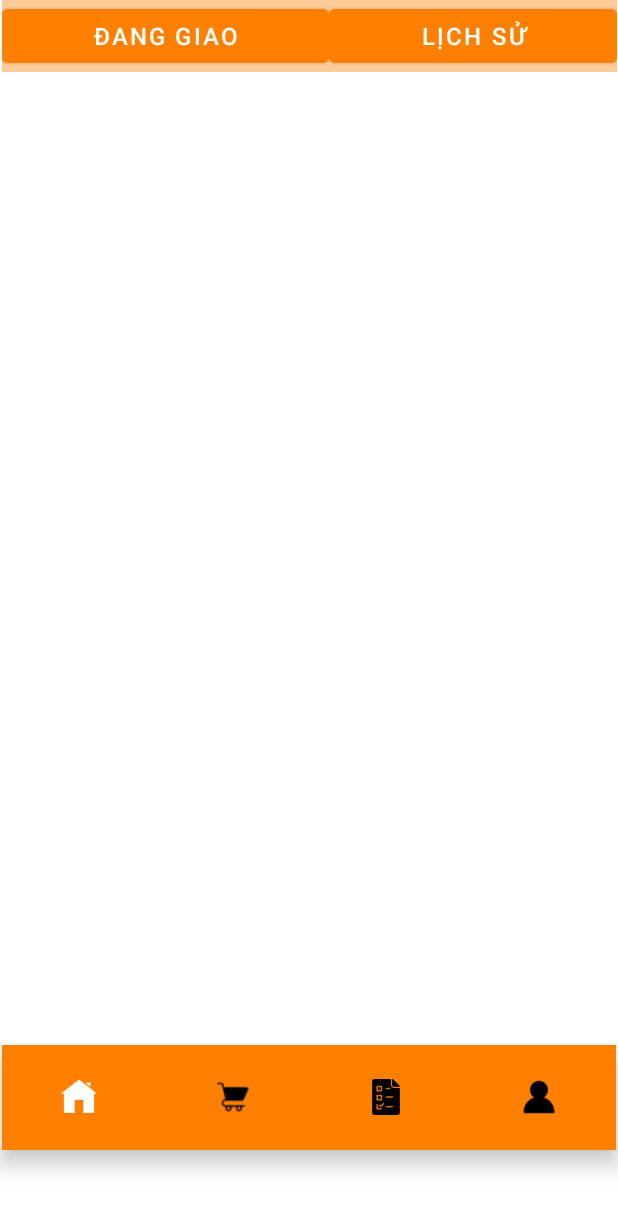
After one commit to nokiddig/AndroidJava_TastyFood, an Android app: the fragment orderfragment placed in its activity, on a phone screen of 412 x 824 dp. The commit adds this screen. Shown: the top 1210 px of the screen. Run offline under Robolectric (Android 15) with nearby library versions, the phone set to English and light mode, and no system bars.

Commit message:
add order in nav

```diff
--- a/app/src/main/java/com/example/tastyfoods/MainActivity.java
+++ b/app/src/main/java/com/example/tastyfoods/MainActivity.java
@@ -7,6 +7,8 @@ import android.os.Bundle;
 import android.view.MenuItem;
 
 import com.example.tastyfoods.mvvm.viewmodels.Orders.delivery.DeliveryFragment;
+import com.example.tastyfoods.mvvm.viewmodels.Orders.deliveryhitory.HictoryFragment;
+import com.example.tastyfoods.mvvm.viewmodels.Orders.order.orderfragment;
 import com.google.android.material.bottomnavigation.BottomNavigationView;
 import com.google.android.material.navigation.NavigationBarView;
 
@@ -32,7 +34,7 @@ public class MainActivity extends AppCompatActivity {
                         bottomNavigationView.getMenu().findItem(R.id.cartfragment).setChecked(true);
                         break;
                     case R.id.deliveryfragment:
-                        getSupportFragmentManager().beginTransaction().replace(R.id.frameLayout,new DeliveryFragment()).addToBackStack(null).commit();
+                        getSupportFragmentManager().beginTransaction().replace(R.id.frameLayout,new orderfragment()).addToBackStack(null).commit();
                         bottomNavigationView.getMenu().findItem(R.id.deliveryfragment).setChecked(true);
                         break;
                     case R.id.profilesfragment:
--- a/app/src/main/java/com/example/tastyfoods/mvvm/model/Bill.java
+++ b/app/src/main/java/com/example/tastyfoods/mvvm/model/Bill.java
@@ -15,6 +15,7 @@ public class Bill {
         this.dateTime = dateTime;
         this.totalMoney = totalMoney;
     }
+
 
     public int getBillId() {
         return billId;
--- a/app/src/main/java/com/example/tastyfoods/mvvm/viewmodels/Orders/deliveryhitory/billAdapter.java
+++ b/app/src/main/java/com/example/tastyfoods/mvvm/viewmodels/Orders/deliveryhitory/billAdapter.java
@@ -10,7 +10,7 @@ import androidx.annotation.NonNull;
 import androidx.recyclerview.widget.RecyclerView;
 
 import com.example.tastyfoods.R;
-import com.example.tastyfoods.data.model.Bill;
+import com.example.tastyfoods.mvvm.model.Bill;
 
 import java.util.List;
 
@@ -35,7 +35,7 @@ public class billAdapter extends  RecyclerView.Adapter<billAdapter.billViewAdapt
         {
             return;
         }
-        holder.txtDateTime.setText(bill.getDateTime());
+        holder.txtDateTime.setText(bill.getDateTime().toString());
         holder.txtTotal.setText(String.valueOf(bill.getTotalMoney()));
     }
 
--- /dev/null
+++ b/app/src/main/java/com/example/tastyfoods/mvvm/viewmodels/Orders/order/orderfragment.java
@@ -0,0 +1,47 @@
+package com.example.tastyfoods.mvvm.viewmodels.Orders.order;
+
+import android.os.Bundle;
+
+import androidx.fragment.app.Fragment;
+import androidx.fragment.app.FragmentManager;
+import androidx.fragment.app.FragmentTransaction;
+
+import android.view.LayoutInflater;
+import android.view.View;
+import android.view.ViewGroup;
+import android.widget.Button;
+
+import com.example.tastyfoods.R;
+import com.example.tastyfoods.mvvm.viewmodels.Orders.delivery.DeliveryFragment;
+import com.example.tastyfoods.mvvm.viewmodels.Orders.deliveryhitory.HictoryFragment;
+
+public class orderfragment extends Fragment {
+
+    @Override
+    public View onCreateView(LayoutInflater inflater, ViewGroup container,
+                             Bundle savedInstanceState) {
+        // Inflate the layout for this fragment
+        View view = inflater.inflate(R.layout.fragment_orderfragment, container, false);
+        Button btnHitory =view.findViewById(R.id.btnHitory);
+        Button btnDelivery =view.findViewById(R.id.btnDelivery);
+        btnHitory.setOnClickListener(new View.OnClickListener() {
+            @Override
+            public void onClick(View v) {
+                FragmentManager fragmentManager = getChildFragmentManager();
+                FragmentTransaction fragmentTransaction =getChildFragmentManager().beginTransaction();
+                fragmentTransaction.replace(R.id.fragment_main, new HictoryFragment());
+                fragmentTransaction.addToBackStack(null);
+                fragmentTransaction.commit();
+            }
+        });
+        btnDelivery.setOnClickListener(new View.OnClickListener() {
+            @Override
+            public void onClick(View v) {
+                FragmentTransaction fragmentTransaction = getChildFragmentManager().beginTransaction();
+                fragmentTransaction.add(R.id.fragment_main, new DeliveryFragment());
+                fragmentTransaction.commit();
+            }
+        });
+        return view;
+    }
+}
--- /dev/null
+++ b/app/src/main/res/layout/fragment_orderfragment.xml
@@ -0,0 +1,46 @@
+<?xml version="1.0" encoding="utf-8"?>
+<FrameLayout xmlns:android="http://schemas.android.com/apk/res/android"
+    xmlns:tools="http://schemas.android.com/tools"
+    android:layout_width="match_parent"
+    android:layout_height="match_parent"
+    tools:context=".mvvm.viewmodels.Orders.order.orderfragment">
+    <LinearLayout
+        android:id="@+id/linearLayout2"
+        android:layout_width="match_parent"
+        android:layout_height="wrap_content"
+        android:background="@color/light_orange"
+        android:orientation="horizontal">
+
+        <Button
+            android:id="@+id/btnDelivery"
+            android:layout_width="wrap_content"
+            android:layout_height="wrap_content"
+            android:layout_weight="1"
+            android:backgroundTint="@color/drank_orange"
+            android:text="Đang Giao"
+            android:textSize="16dp" />
+
+        <Button
+            android:id="@+id/btnHitory"
+            android:layout_width="wrap_content"
+            android:layout_height="wrap_content"
+            android:layout_weight="1"
+            android:backgroundTint="@color/drank_orange"
+            android:text="Lịch Sử"
+            android:textSize="16dp" />
+
+
+    </LinearLayout>
+
+    <LinearLayout
+        android:layout_width="match_parent"
+        android:layout_height="match_parent"
+        android:layout_weight="1"
+        android:orientation="vertical"
+        tools:layout_editor_absoluteX="77dp"
+        android:gravity="bottom">
+
+
+
+    </LinearLayout>
+</FrameLayout>
```
Also changed, not shown: app/src/main/java/com/example/tastyfoods/mvvm/viewmodels/Orders/deliveryhitory/HictoryFragment.java (+8 -8 lines).
